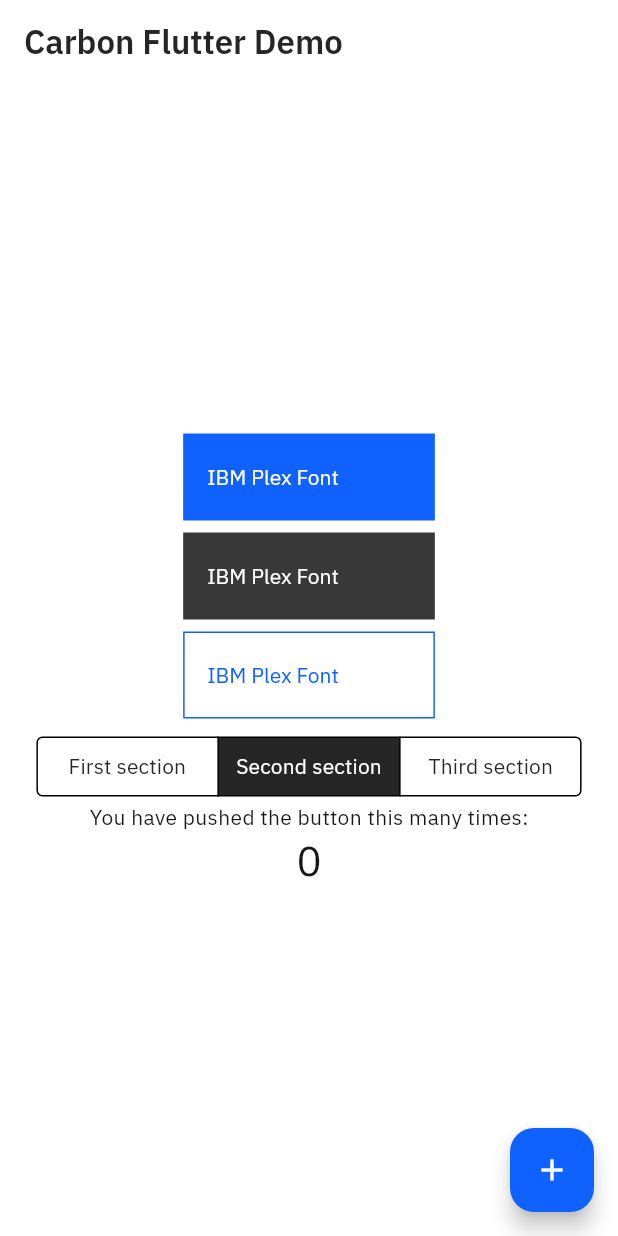
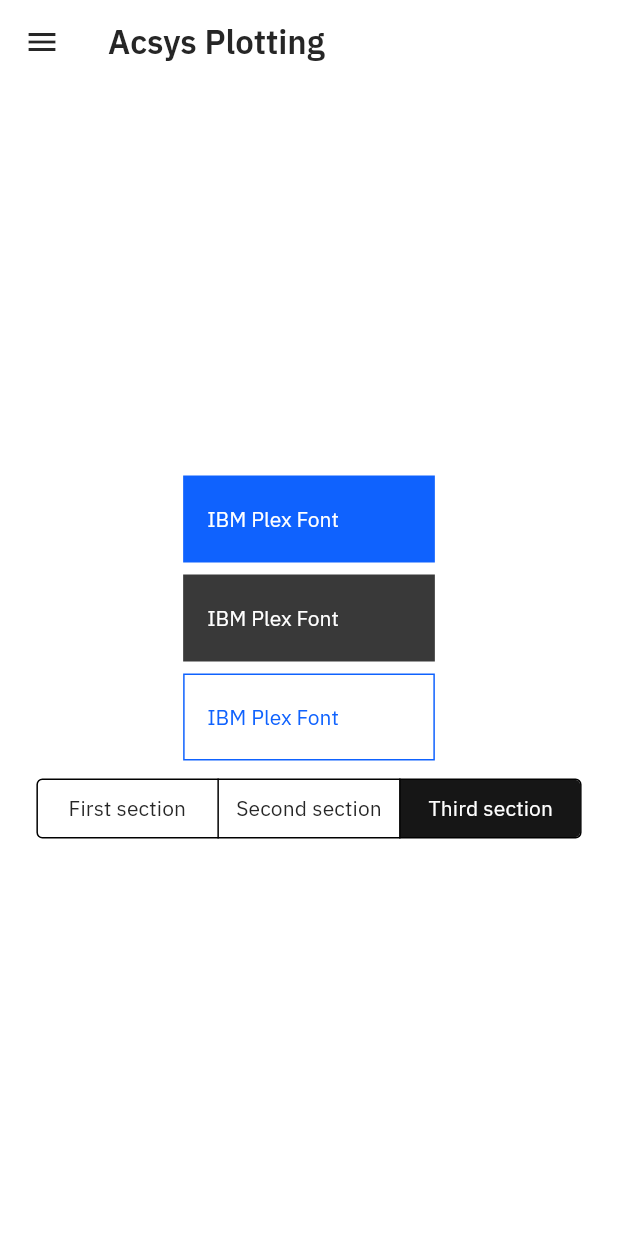
Before and after one commit to mguzman04/carbon-flutter, a Flutter app: the screen it shows after launch, on a phone screen of 412 x 824 dp. Run offline on Flutter 3.47's test engine with Material 3 defaults, Android fonts, the phone set to English and light mode, and no system bars; project files that could hold a hidden picture were left out.

Commit message:
feat: more styling added for context switch

```diff
--- a/example/lib/main.dart
+++ b/example/lib/main.dart
@@ -27,7 +27,7 @@ class MyApp extends StatelessWidget {
           onSurface: carbonGray90,
         ),
       ),
-      home: const MyHomePage(title: 'Carbon Flutter Demo'),
+      home: const MyHomePage(title: 'Acsys Plotting'),
     );
   }
 }
@@ -82,6 +82,9 @@ class _MyHomePageState extends State<MyHomePage> {
         // the App.build method, and use it to set our appbar title.
         title: Text(widget.title),
       ),
+      drawer: Drawer(
+        shape: RoundedRectangleBorder(borderRadius: BorderRadius.circular(0.0)),
+      ),
       body: Center(
         // Center is a layout widget. It takes a single child and positions it
         // in the middle of the parent.
@@ -134,21 +137,21 @@ class _MyHomePageState extends State<MyHomePage> {
                 ButtonSegment(value: 1, label: const Text('Second section')),
                 ButtonSegment(value: 2, label: const Text('Third section')),
               ],
-              selected: {1},
+              selected: {2},
             ),
-            const Text('You have pushed the button this many times:'),
-            Text(
-              '$_counter',
-              style: Theme.of(context).textTheme.headlineMedium,
-            ),
+            // const Text('You have pushed the button this many times:'),
+            // Text(
+            //   '$_counter',
+            //   style: Theme.of(context).textTheme.headlineMedium,
+            // ),
           ],
         ),
       ),
-      floatingActionButton: FloatingActionButton(
-        onPressed: _incrementCounter,
-        tooltip: 'Increment',
-        child: const Icon(Icons.add),
-      ), // This trailing comma makes auto-formatting nicer for build methods.
+      // floatingActionButton: FloatingActionButton(
+      //   onPressed: _incrementCounter,
+      //   tooltip: 'Increment',
+      //   child: const Icon(Icons.add),
+      // ), // This trailing comma makes auto-formatting nicer for build methods.
     );
   }
 }
--- a/lib/src/themes/colors.dart
+++ b/lib/src/themes/colors.dart
@@ -402,7 +402,12 @@ class CarbonThemeData {
     layerSelectedHover02: carbonGrayHover20,
     layerSelectedHover03: carbonGrayHover20,
     layerSelectedInverse: carbonGray100,
-    layerSelectedDisabled: carbonGray50,
+    layerSelectedDisabled: Color.from(
+      alpha: 1,
+      red: 0.553,
+      green: 0.553,
+      blue: 0.553,
+    ),
     layerAccent01: carbonGray20,
     layerAccent02: carbonGray20,
     layerAccent03: carbonGray20,
--- a/lib/src/widgets/carbon_context_switch.dart
+++ b/lib/src/widgets/carbon_context_switch.dart
@@ -17,17 +17,27 @@ class CarbonContextSwitch extends StatelessWidget {
       segments: segments,
       selected: selected,
       onSelectionChanged: onSelectionChanged,
+      // onSelectionChanged: null,
       showSelectedIcon: false,
       style: _carbonContextSwitchStyle,
     );
   }
 }
 
-const _carbonContextSwitchStyle = ButtonStyle(
+ButtonStyle _carbonContextSwitchStyle = ButtonStyle(
   // alignment: ,
   // animationDuration: ,
   // backgroundBuilder: ,
-  // backgroundColor: ,
+  backgroundColor: WidgetStateProperty.resolveWith<Color>((states) {
+    if (states.contains(WidgetState.disabled) &&
+        states.contains(WidgetState.selected)) {
+      return Color(0xFF8D8D8D);
+    }
+    if (states.contains(WidgetState.selected)) {
+      return Color(0xFF161616);
+    }
+    return Colors.transparent;
+  }),
   elevation: WidgetStatePropertyAll(0.0),
   // enableFeedback:,
   // fixedSize: ,
@@ -47,7 +57,7 @@ const _carbonContextSwitchStyle = ButtonStyle(
       borderRadius: BorderRadiusGeometry.all(Radius.circular(4.0)),
     ),
   ),
-  // side: ,
+  // side:,
   splashFactory: NoSplash.splashFactory,
   // surfaceTintColor: ,
   // tapTargetSize: ,
```
